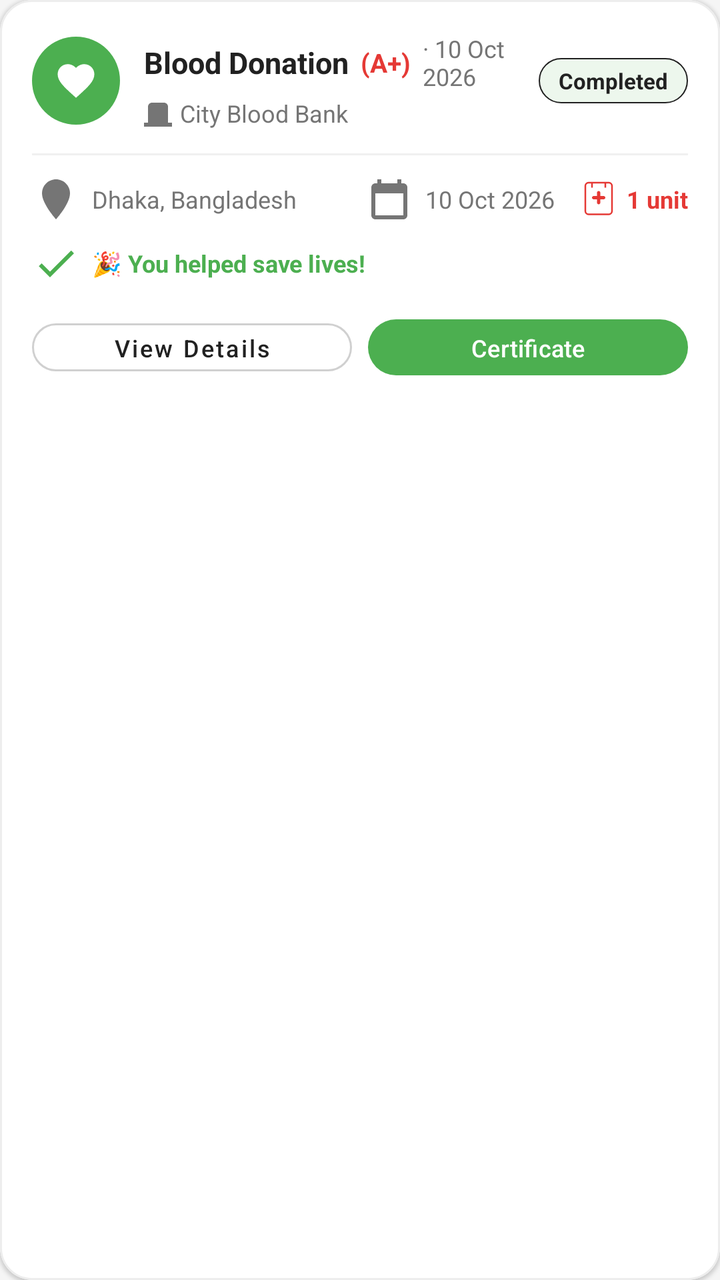
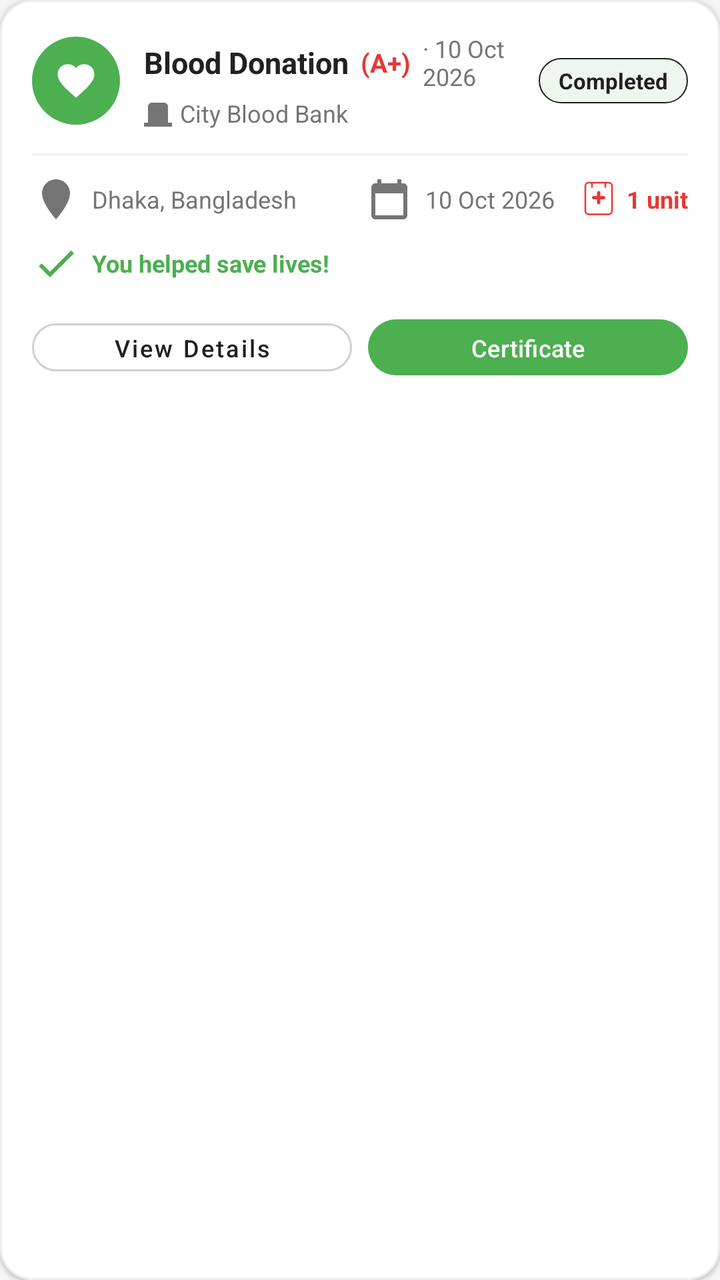

Two renders of the same Android screen: before a commit and after it. Below are the layout's source before the change and the commit's diff.
<!-- AndroidManifest.xml: application theme Theme.DonateBlood -->
<!-- res/layout/item_history_donation.xml -->
<?xml version="1.0" encoding="utf-8"?>
<com.google.android.material.card.MaterialCardView
    xmlns:android="http://schemas.android.com/apk/res/android"
    xmlns:app="http://schemas.android.com/apk/res-auto"
    xmlns:tools="http://schemas.android.com/tools"
    android:layout_width="match_parent"
    android:layout_height="wrap_content"
    android:layout_marginHorizontal="16dp"
    android:layout_marginVertical="6dp"
    app:cardCornerRadius="16dp"
    app:cardElevation="1dp"
    app:strokeWidth="1dp"
    app:strokeColor="#EDEDED"
    app:cardBackgroundColor="@color/surface_white">

    <LinearLayout
        android:layout_width="match_parent"
        android:layout_height="wrap_content"
        android:orientation="vertical"
        android:padding="16dp">

        
        <LinearLayout
            android:layout_width="match_parent"
            android:layout_height="wrap_content"
            android:orientation="horizontal"
            android:gravity="center_vertical">

            
            <FrameLayout
                android:layout_width="44dp"
                android:layout_height="44dp"
                android:background="@drawable/bg_circle_donation">

                <ImageView
                    android:layout_width="22dp"
                    android:layout_height="22dp"
                    android:layout_gravity="center"
                    android:src="@drawable/ic_blood_drop"
                    app:tint="@color/white"
                    android:contentDescription="@string/donation_icon" />
            </FrameLayout>

            
            <LinearLayout
                android:layout_width="0dp"
                android:layout_height="wrap_content"
                android:layout_weight="1"
                android:orientation="vertical"
                android:paddingStart="12dp"
                android:paddingEnd="8dp">

                
                <LinearLayout
                    android:layout_width="wrap_content"
                    android:layout_height="wrap_content"
                    android:orientation="horizontal"
                    android:gravity="center_vertical">

                    <TextView
                        android:id="@+id/tvTitle"
                        android:layout_width="wrap_content"
                        android:layout_height="wrap_content"
                        android:text="Blood Donation"
                        android:textSize="15sp"
                        android:textStyle="bold"
                        android:textColor="@color/text_primary" />

                    <TextView
                        android:id="@+id/tvBloodType"
                        android:layout_width="wrap_content"
                        android:layout_height="wrap_content"
                        android:layout_marginStart="6dp"
                        android:text="(A+)"
                        android:textSize="13sp"
                        android:textStyle="bold"
                        android:textColor="@color/primary_red" />

                    <TextView
                        android:id="@+id/tvDateSmall"
                        android:layout_width="wrap_content"
                        android:layout_height="wrap_content"
                        android:layout_marginStart="6dp"
                        android:text="· 10 Oct 2026"
                        android:textSize="12sp"
                        android:textColor="@color/text_secondary" />
                </LinearLayout>

                
                <TextView
                    android:id="@+id/tvHospital"
                    android:layout_width="wrap_content"
                    android:layout_height="wrap_content"
                    android:layout_marginTop="2dp"
                    app:drawableStartCompat="@drawable/ic_hospital_small"
                    android:drawablePadding="4dp"
                    app:drawableTint="@color/text_secondary"
                    android:text="City Blood Bank"
                    android:textSize="12sp"
                    android:textColor="@color/text_secondary" />
            </LinearLayout>

            
            <TextView
                android:id="@+id/tvStatus"
                android:layout_width="wrap_content"
                android:layout_height="wrap_content"
                android:paddingHorizontal="10dp"
                android:paddingVertical="4dp"
                android:text="Completed"
                android:textSize="11sp"
                android:textStyle="bold"
                android:textColor="@color/text_primary"
                android:background="@drawable/bg_status_completed" />
        </LinearLayout>

        
        <View
            android:layout_width="match_parent"
            android:layout_height="1dp"
            android:layout_marginTop="12dp"
            android:layout_marginBottom="10dp"
            android:background="#F0F0F0" />

        
        <LinearLayout
            android:layout_width="match_parent"
            android:layout_height="wrap_content"
            android:orientation="horizontal"
            android:gravity="center_vertical">

            
            <TextView
                android:id="@+id/tvLocation"
                android:layout_width="0dp"
                android:layout_height="wrap_content"
                android:layout_weight="1"
                app:drawableStartCompat="@drawable/ic_location"
                android:drawablePadding="6dp"
                app:drawableTint="@color/text_secondary"
                android:text="Dhaka, Bangladesh"
                android:textSize="12sp"
                android:singleLine="true"
                android:ellipsize="end"
                android:gravity="center_vertical"
                android:textColor="@color/text_secondary" />

            
            <TextView
                android:id="@+id/tvDate"
                android:layout_width="wrap_content"
                android:layout_height="wrap_content"
                android:layout_marginStart="8dp"
                app:drawableStartCompat="@drawable/ic_calendar"
                android:drawablePadding="6dp"
                app:drawableTint="@color/text_secondary"
                android:text="10 Oct 2026"
                android:textSize="12sp"
                android:gravity="center_vertical"
                android:textColor="@color/text_secondary" />

            
            <TextView
                android:id="@+id/tvUnits"
                android:layout_width="wrap_content"
                android:layout_height="wrap_content"
                android:layout_marginStart="12dp"
                app:drawableStartCompat="@drawable/ic_blood_bag"
                android:drawablePadding="4dp"
                app:drawableTint="@color/primary_red"
                android:text="1 unit"
                android:textSize="12sp"
                android:textStyle="bold"
                android:gravity="center_vertical"
                android:textColor="@color/primary_red" />
        </LinearLayout>

        
        <TextView
            android:id="@+id/tvImpact"
            android:layout_width="wrap_content"
            android:layout_height="wrap_content"
            android:layout_marginTop="8dp"
            android:drawablePadding="6dp"
            app:drawableStartCompat="@drawable/ic_check"
            app:drawableTint="@color/success_color"
            android:gravity="center_vertical"
            android:text="🎉 You helped save lives!"
            android:textSize="12sp"
            android:textStyle="bold"
            android:textColor="@color/success_color" />

        
        <LinearLayout
            android:layout_width="match_parent"
            android:layout_height="wrap_content"
            android:layout_marginTop="12dp"
            android:orientation="horizontal"
            android:baselineAligned="false">

            <com.google.android.material.button.MaterialButton
                android:id="@+id/btnViewDetails"
                style="@style/Widget.MaterialComponents.Button.OutlinedButton"
                android:layout_width="0dp"
                android:layout_height="36dp"
                android:layout_weight="1"
                android:text="View Details"
                android:textSize="12sp"
                android:textColor="@color/text_primary"
                app:cornerRadius="18dp"
                app:strokeColor="#D0D0D0"
                app:strokeWidth="1dp"
                android:textAllCaps="false" />

            <com.google.android.material.button.MaterialButton
                android:id="@+id/btnViewCertificate"
                android:layout_width="0dp"
                android:layout_height="36dp"
                android:layout_weight="1"
                android:layout_marginStart="8dp"
                android:text="Certificate"
                android:textSize="12sp"
                android:textColor="@color/white"
                app:backgroundTint="@color/donation_green"
                app:cornerRadius="18dp"
                android:textAllCaps="false" />
        </LinearLayout>

    </LinearLayout>
</com.google.android.material.card.MaterialCardView>
<!-- resources referenced by this layout -->
<resources>
  <color name="donation_green">#4CAF50</color>
  <color name="primary_red">#E53935</color>
  <color name="success_color">#4CAF50</color>
  <color name="surface_white">#FFFFFF</color>
  <color name="text_primary">#212121</color>
  <color name="text_secondary">#757575</color>
  <color name="white">#FFFFFF</color>
  <!-- drawable bg_circle_donation (drawable) -->
  <shape xmlns:android="http://schemas.android.com/apk/res/android"
      android:shape="oval">
      <solid android:color="@color/donation_green" />
      <size android:width="48dp" android:height="48dp"/>
  </shape>
  <!-- drawable bg_status_completed (drawable) -->
  <?xml version="1.0" encoding="utf-8"?>
  <shape xmlns:android="http://schemas.android.com/apk/res/android"
      android:shape="rectangle">
      <corners android:radius="12dp" />
      <solid android:color="@color/border_light_green" />
      <stroke
          android:width="0.5dp"
          android:color="@color/text_primary" />
  </shape>
  <!-- drawable ic_blood_drop (drawable) -->
  <vector xmlns:android="http://schemas.android.com/apk/res/android" android:width="24dp" android:height="24dp" android:viewportWidth="24" android:viewportHeight="24" android:tint="#666">
      <path android:fillColor="@android:color/white" android:pathData="M12,21.35L10.55,20.03C5.4,15.36 2,12.28 2,8.5C2,5.42 4.42,3 7.5,3C9.24,3 10.91,3.81 12,5.09C13.09,3.81 14.76,3 16.5,3C19.58,3 22,5.42 22,8.5C22,12.28 18.6,15.36 13.45,20.04L12,21.35Z"/>
  </vector>
  <!-- drawable ic_calendar (drawable) -->
  <vector xmlns:android="http://schemas.android.com/apk/res/android"
      android:width="24dp"
      android:height="24dp"
      android:viewportWidth="24"
      android:viewportHeight="24">
      <path
          android:fillColor="#9E9E9E"
          android:pathData="M19,4h-1V2h-2v2H8V2H6v2H5C3.9,4 3.01,4.9 3.01,6L3,20c0,1.1 0.9,2 2,2h14c1.1,0 2,-0.9 2,-2V6c0,-1.1 -0.9,-2 -2,-2zM19,20H5V9h14v11z"/>
  </vector>
  <!-- drawable ic_check (drawable) -->
  <vector xmlns:android="http://schemas.android.com/apk/res/android"
      android:width="24dp"
      android:height="24dp"
      android:viewportWidth="24"
      android:viewportHeight="24">
      <path
          android:fillColor="#FF000000"
          android:pathData="M9,16.17L4.83,12l-1.42,1.41L9,19 21,7l-1.41,-1.41z" />
  </vector>
  <string name="donation_icon">Blood donation icon</string>
  <color name="border_light_green">#1A4CAF50</color>
  <color name="primary_red_dark">#C62828</color>
  <color name="background_light">#F5F5F5</color>
  <style name="ThemeOverlay.BloodLink.MaterialCalendar" parent="ThemeOverlay.MaterialComponents.MaterialCalendar">
          <item name="colorPrimary">@color/primary_red_dark</item>
          <item name="colorOnPrimary">@color/white</item>
          <item name="colorSecondary">@color/primary_red</item>
          <item name="colorOnSecondary">@color/white</item>
          <item name="colorSurface">@color/surface_white</item>
          <item name="colorOnSurface">@color/text_primary</item>
      </style>
  <style name="ThemeOverlay.BloodLink.MaterialTimePicker" parent="ThemeOverlay.MaterialComponents.TimePicker">
          <item name="colorPrimary">@color/primary_red_dark</item>
          <item name="colorOnPrimary">@color/white</item>
          <item name="colorSecondary">@color/primary_red</item>
          <item name="colorOnSecondary">@color/white</item>
          <item name="colorSurface">@color/surface_white</item>
          <item name="colorOnSurface">@color/text_primary</item>
      </style>
  <style name="Widget.DonateBlood.Toolbar" parent="Widget.Material3.Toolbar">
          <item name="android:background">@color/primary_red</item>
          <item name="titleTextColor">@color/white</item>
          <item name="subtitleTextColor">@color/white</item>
      </style>
  <color name="text_hint">#9E9E9E</color>
  <!-- unchanged entries left out for length: 4 -->
</resources>

<!-- the commit's change to res/layout/item_history_donation.xml (unified diff, before → after) -->
@@ -185,7 +185,7 @@
             app:drawableStartCompat="@drawable/ic_check"
             app:drawableTint="@color/success_color"
             android:gravity="center_vertical"
-            android:text="🎉 You helped save lives!"
+            android:text="You helped save lives!"
             android:textSize="12sp"
             android:textStyle="bold"
             android:textColor="@color/success_color" />
